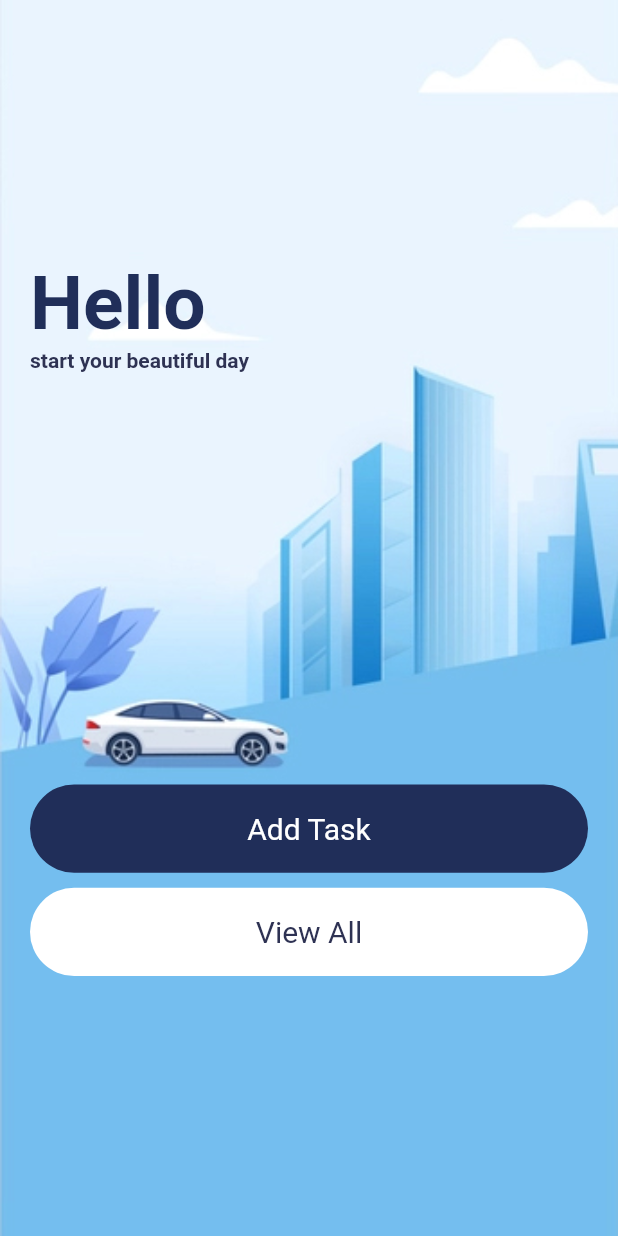
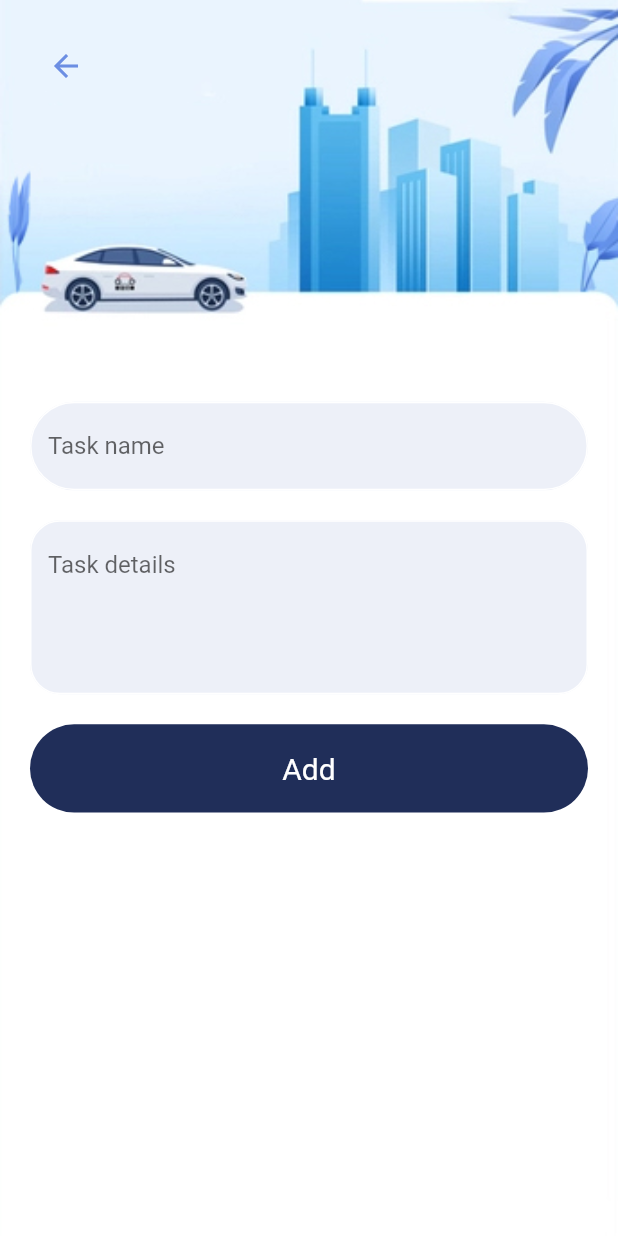
Before and after one commit to Chamidilshan/Task_Managment_App, a Flutter app: the screen it shows after launch, on a phone screen of 412 x 824 dp. Run offline on Flutter 3.47's test engine with Material 2 defaults, Android fonts, the phone set to English and light mode, and no system bars.

Commit message:
added task page with text fields

```diff
--- a/lib/main.dart
+++ b/lib/main.dart
@@ -1,4 +1,5 @@
 import 'package:flutter/material.dart';
+import 'package:task_managment_app/screens/add_task.dart';
 import 'package:task_managment_app/screens/home_screen.dart';
 
 void main() {
@@ -17,7 +18,7 @@ class MyApp extends StatelessWidget {
       theme: ThemeData(
         primarySwatch: Colors.blue,
       ),
-      home: HomeScreen(),
+      home: AddTaskScreen(),
     );
   }
 }
--- /dev/null
+++ b/lib/screens/add_task.dart
@@ -0,0 +1,72 @@
+import 'package:flutter/material.dart';
+import 'package:task_managment_app/constants/constants.dart';
+import 'package:task_managment_app/widgets/button_widget.dart';
+import 'package:task_managment_app/widgets/text_field_wdget.dart';
+
+class AddTaskScreen extends StatelessWidget {
+  const AddTaskScreen({Key? key}) : super(key: key);
+
+  @override
+  Widget build(BuildContext context) {
+    TextEditingController nameController = TextEditingController();
+    TextEditingController detailsController = TextEditingController();
+    return Scaffold(
+      body: Container(
+        width: double.maxFinite,
+        height: double.maxFinite,
+        padding: EdgeInsets.only(left: 20.0, right: 20.0),
+        decoration: BoxDecoration(
+          image: DecorationImage(
+            fit: BoxFit.cover,
+            image: AssetImage('assets/addtask1.jpg')
+          )
+        ),
+        child: Column(
+          crossAxisAlignment: CrossAxisAlignment.start,
+          mainAxisAlignment: MainAxisAlignment.spaceBetween,
+          children: [
+            Column(
+              children: [
+                SizedBox(
+                  height: 20.0,
+                ),
+                IconButton(
+                    onPressed: () {},
+                    icon: Icon(Icons.arrow_back, color: AppColors.secondaryColor,)
+                )
+              ],
+            ),
+            Column(
+              children: [
+                TextFieldWidget(
+                    textController: nameController,
+                    hintText: 'Task name',
+                ),
+                SizedBox(
+                  height: 20.0,
+                ),
+                TextFieldWidget(
+                    textController: detailsController,
+                    hintText: 'Task details',
+                    borderRadius: 20.0,
+                  maxLines: 4,
+                ),
+                SizedBox(
+                  height: 20.0,
+                ),
+                ButtonWidget(
+                    backgroundColor: AppColors.mainColor,
+                    text: 'Add',
+                    textColor: Colors.white
+                )
+              ],
+            ),
+            SizedBox(
+              height: MediaQuery.of(context).size.height/10,
+            )
+          ],
+        ),
+      ),
+    );
+  }
+}
--- /dev/null
+++ b/lib/widgets/text_field_wdget.dart
@@ -0,0 +1,48 @@
+import 'package:flutter/material.dart';
+
+import '../constants/constants.dart';
+
+class TextFieldWidget extends StatelessWidget {
+
+  final TextEditingController textController;
+  final String hintText;
+  final double? borderRadius;
+  final int? maxLines;
+
+  const TextFieldWidget({
+    Key? key,
+    required this.textController,
+    required this.hintText,
+    this.borderRadius = 30.0,
+    this.maxLines = 1,
+  }) : super(key: key);
+
+  //inal TextEditingController nameController;
+
+  @override
+  Widget build(BuildContext context) {
+    return TextFormField(
+      maxLines: maxLines,
+      controller: textController,
+      decoration: InputDecoration(
+          filled: true,
+          fillColor: AppColors.textHolder,
+          hintText: hintText,
+          focusedBorder: OutlineInputBorder(
+            borderRadius: BorderRadius.circular(borderRadius!),
+            borderSide: BorderSide(
+                color: Colors.white,
+                width: 1.0
+            ),
+          ),
+          enabledBorder: OutlineInputBorder(
+            borderRadius: BorderRadius.circular(borderRadius!),
+            borderSide: BorderSide(
+                color: Colors.white,
+                width: 1.0
+            ),
+          )
+      ),
+    );
+  }
+}
```
